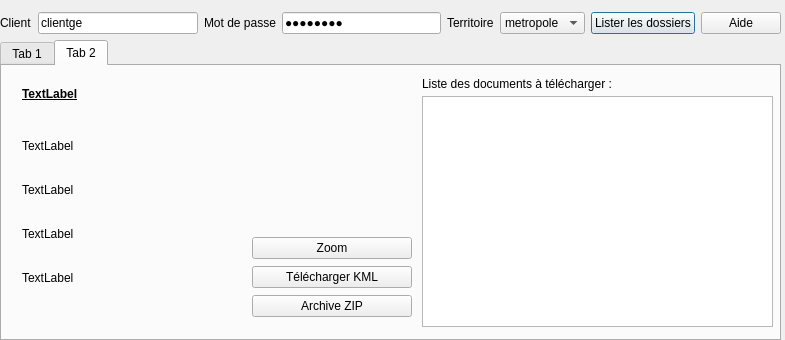
Old version of the form ui_geofoncierconsultation.ui in the repository Gustry/GeoFoncier-consultation.
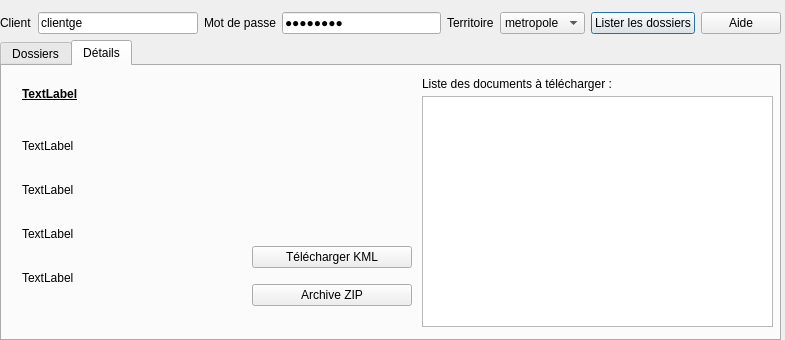
New version of the form. The open tabs and pages were chosen to show the change.

The edit to the form file:
```diff
--- a/ui_geofoncierconsultation.ui
+++ b/ui_geofoncierconsultation.ui
@@ -135,7 +135,7 @@
    </property>
    <widget class="QWidget" name="tab">
     <attribute name="title">
-     <string>Tab 1</string>
+     <string>Dossiers</string>
     </attribute>
     <widget class="QTableWidget" name="tableWidget_dossiers">
      <property name="geometry">
@@ -243,7 +243,7 @@
    </widget>
    <widget class="QWidget" name="tab_2">
     <attribute name="title">
-     <string>Tab 2</string>
+     <string>Détails</string>
     </attribute>
     <widget class="QListWidget" name="listWidget_details">
      <property name="geometry">
@@ -341,13 +341,6 @@
       </rect>
      </property>
      <layout class="QVBoxLayout" name="verticalLayout_2">
-      <item>
-       <widget class="QPushButton" name="pushButton_zoom_kml">
-        <property name="text">
-         <string>Zoom</string>
-        </property>
-       </widget>
-      </item>
       <item>
        <widget class="QPushButton" name="pushButton_telecharger_kml">
         <property name="text">
```
Left out of the diff: 39 changed lines with no effect on the pictures.
